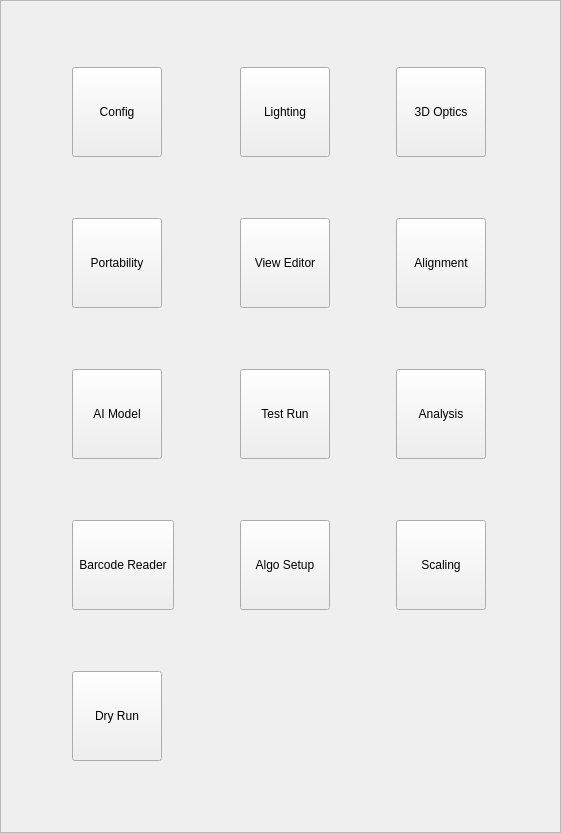
The window that VisionApp/ExtendedMenu.ui (AtlasJ/Pogo) describes before a commit, drawn with Qt 5.
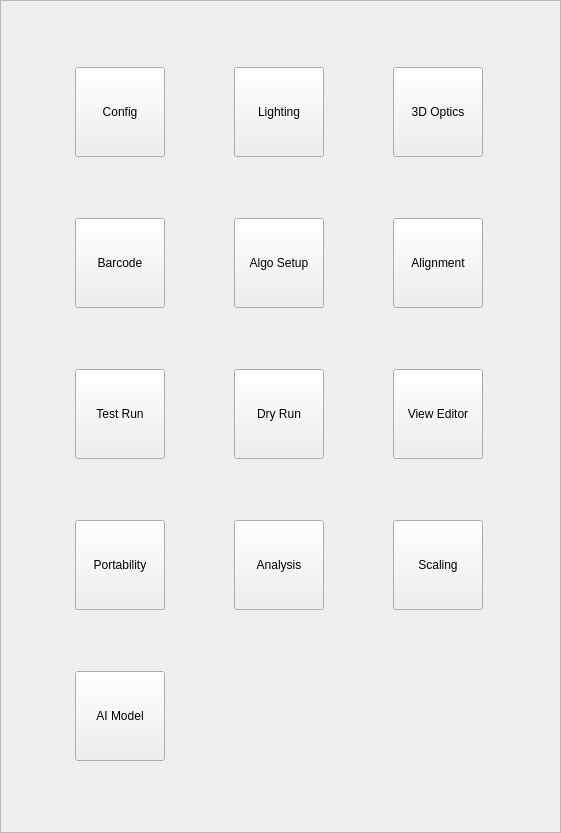
The same window after the commit. Icons and pictures are not drawn.

Commit message: UI: hide Analysis, Portability, Scaling and AI Model in the extended menu

The edit to the form file:
```diff
--- a/VisionApp/ExtendedMenu.ui
+++ b/VisionApp/ExtendedMenu.ui
@@ -688,33 +688,7 @@
           <property name="verticalSpacing">
            <number>6</number>
           </property>
-          <item row="3" column="2">
-           <widget class="QToolButton" name="toolButtonAnalysis">
-            <property name="minimumSize">
-             <size>
-              <width>90</width>
-              <height>90</height>
-             </size>
-            </property>
-            <property name="text">
-             <string>Analysis</string>
-            </property>
-            <property name="icon">
-             <iconset resource="VisionApp.qrc">
-              <normaloff>:/8Icon/Icon/icon8/icons8-analysis-50.png</normaloff>:/8Icon/Icon/icon8/icons8-analysis-50.png</iconset>
-            </property>
-            <property name="iconSize">
-             <size>
-              <width>60</width>
-              <height>60</height>
-             </size>
-            </property>
-            <property name="toolButtonStyle">
-             <enum>Qt::ToolButtonTextUnderIcon</enum>
-            </property>
-           </widget>
-          </item>
-          <item row="2" column="0">
+          <item row="3" column="0">
            <widget class="QToolButton" name="toolButtonPortability">
             <property name="minimumSize">
              <size>
@@ -766,84 +740,6 @@
             </property>
            </widget>
           </item>
-          <item row="2" column="1">
-           <widget class="QToolButton" name="toolButtonZStack">
-            <property name="minimumSize">
-             <size>
-              <width>90</width>
-              <height>90</height>
-             </size>
-            </property>
-            <property name="text">
-             <string>View Editor</string>
-            </property>
-            <property name="icon">
-             <iconset resource="VisionApp.qrc">
-              <normaloff>:/8Icon/Icon/icon8/icons8-copy-50.png</normaloff>:/8Icon/Icon/icon8/icons8-copy-50.png</iconset>
-            </property>
-            <property name="iconSize">
-             <size>
-              <width>60</width>
-              <height>60</height>
-             </size>
-            </property>
-            <property name="toolButtonStyle">
-             <enum>Qt::ToolButtonTextUnderIcon</enum>
-            </property>
-           </widget>
-          </item>
-          <item row="0" column="2">
-           <widget class="QToolButton" name="toolButton3DOptics">
-            <property name="minimumSize">
-             <size>
-              <width>90</width>
-              <height>90</height>
-             </size>
-            </property>
-            <property name="text">
-             <string>3D Optics</string>
-            </property>
-            <property name="icon">
-             <iconset resource="VisionApp.qrc">
-              <normaloff>:/8Icon/Icon/icon8/icons8-teachpoint.png</normaloff>:/8Icon/Icon/icon8/icons8-teachpoint.png</iconset>
-            </property>
-            <property name="iconSize">
-             <size>
-              <width>60</width>
-              <height>60</height>
-             </size>
-            </property>
-            <property name="toolButtonStyle">
-             <enum>Qt::ToolButtonTextUnderIcon</enum>
-            </property>
-           </widget>
-          </item>
-          <item row="3" column="1">
-           <widget class="QToolButton" name="toolButtonTestRun">
-            <property name="minimumSize">
-             <size>
-              <width>90</width>
-              <height>90</height>
-             </size>
-            </property>
-            <property name="text">
-             <string>Test Run</string>
-            </property>
-            <property name="icon">
-             <iconset resource="VisionApp.qrc">
-              <normaloff>:/8Icon/Icon/icon8/icons8-play-button-circled-100-right.png</normaloff>:/8Icon/Icon/icon8/icons8-play-button-circled-100-right.png</iconset>
-            </property>
-            <property name="iconSize">
-             <size>
-              <width>60</width>
-              <height>60</height>
-             </size>
-            </property>
-            <property name="toolButtonStyle">
-             <enum>Qt::ToolButtonTextUnderIcon</enum>
-            </property>
-           </widget>
-          </item>
           <item row="0" column="1">
            <widget class="QToolButton" name="toolButtonLighting">
             <property name="minimumSize">
@@ -870,8 +766,8 @@
             </property>
            </widget>
           </item>
-          <item row="2" column="2">
-           <widget class="QToolButton" name="toolButtonLaser">
+          <item row="0" column="2">
+           <widget class="QToolButton" name="toolButton3DOptics">
             <property name="minimumSize">
              <size>
               <width>90</width>
@@ -879,7 +775,7 @@
              </size>
             </property>
             <property name="text">
-             <string>Alignment</string>
+             <string>3D Optics</string>
             </property>
             <property name="icon">
              <iconset resource="VisionApp.qrc">
@@ -896,7 +792,7 @@
             </property>
            </widget>
           </item>
-          <item row="3" column="0">
+          <item row="4" column="0">
            <widget class="QToolButton" name="toolButtonAIModel">
             <property name="minimumSize">
              <size>
@@ -922,33 +818,7 @@
             </property>
            </widget>
           </item>
-          <item row="4" column="1">
-           <widget class="QToolButton" name="toolButtonAlgoSetup">
-            <property name="minimumSize">
-             <size>
-              <width>90</width>
-              <height>90</height>
-             </size>
-            </property>
-            <property name="text">
-             <string>Algo Setup</string>
-            </property>
-            <property name="icon">
-             <iconset resource="VisionApp.qrc">
-              <normaloff>:/8Icon/Icon/icon8/icons8-analysis-50.png</normaloff>:/8Icon/Icon/icon8/icons8-analysis-50.png</iconset>
-            </property>
-            <property name="iconSize">
-             <size>
-              <width>60</width>
-              <height>60</height>
-             </size>
-            </property>
-            <property name="toolButtonStyle">
-             <enum>Qt::ToolButtonTextUnderIcon</enum>
-            </property>
-           </widget>
-          </item>
-          <item row="4" column="0">
+          <item row="1" column="0">
            <widget class="QToolButton" name="toolButtonBarcodeReader">
             <property name="minimumSize">
              <size>
@@ -957,7 +827,7 @@
              </size>
             </property>
             <property name="text">
-             <string>Barcode Reader</string>
+             <string>Barcode</string>
             </property>
             <property name="icon">
              <iconset resource="VisionApp.qrc">
@@ -974,7 +844,111 @@
             </property>
            </widget>
           </item>
-          <item row="4" column="2">
+          <item row="1" column="1">
+           <widget class="QToolButton" name="toolButtonAlgoSetup">
+            <property name="minimumSize">
+             <size>
+              <width>90</width>
+              <height>90</height>
+             </size>
+            </property>
+            <property name="text">
+             <string>Algo Setup</string>
+            </property>
+            <property name="icon">
+             <iconset resource="VisionApp.qrc">
+              <normaloff>:/8Icon/Icon/icon8/icons8-analysis-50.png</normaloff>:/8Icon/Icon/icon8/icons8-analysis-50.png</iconset>
+            </property>
+            <property name="iconSize">
+             <size>
+              <width>60</width>
+              <height>60</height>
+             </size>
+            </property>
+            <property name="toolButtonStyle">
+             <enum>Qt::ToolButtonTextUnderIcon</enum>
+            </property>
+           </widget>
+          </item>
+          <item row="2" column="1">
+           <widget class="QToolButton" name="toolButtonDryRun">
+            <property name="minimumSize">
+             <size>
+              <width>90</width>
+              <height>90</height>
+             </size>
+            </property>
+            <property name="text">
+             <string>Dry Run</string>
+            </property>
+            <property name="icon">
+             <iconset resource="VisionApp.qrc">
+              <normaloff>:/8Icon/Icon/icon8/icons8-play-button-circled-100-right.png</normaloff>:/8Icon/Icon/icon8/icons8-play-button-circled-100-right.png</iconset>
+            </property>
+            <property name="iconSize">
+             <size>
+              <width>60</width>
+              <height>60</height>
+             </size>
+            </property>
+            <property name="toolButtonStyle">
+             <enum>Qt::ToolButtonTextUnderIcon</enum>
+            </property>
+           </widget>
+          </item>
+          <item row="2" column="0">
+           <widget class="QToolButton" name="toolButtonTestRun">
+            <property name="minimumSize">
+             <size>
+              <width>90</width>
+              <height>90</height>
+             </size>
+            </property>
+            <property name="text">
+             <string>Test Run</string>
+            </property>
+            <property name="icon">
+             <iconset resource="VisionApp.qrc">
+              <normaloff>:/8Icon/Icon/icon8/icons8-play-button-circled-100-right.png</normaloff>:/8Icon/Icon/icon8/icons8-play-button-circled-100-right.png</iconset>
+            </property>
+            <property name="iconSize">
+             <size>
+              <width>60</width>
+              <height>60</height>
+             </size>
+            </property>
+            <property name="toolButtonStyle">
+             <enum>Qt::ToolButtonTextUnderIcon</enum>
+            </property>
+           </widget>
+          </item>
+          <item row="1" column="2">
+           <widget class="QToolButton" name="toolButtonLaser">
+            <property name="minimumSize">
+             <size>
+              <width>90</width>
+              <height>90</height>
+             </size>
+            </property>
+            <property name="text">
+             <string>Alignment</string>
+            </property>
+            <property name="icon">
+             <iconset resource="VisionApp.qrc">
+              <normaloff>:/8Icon/Icon/icon8/icon-Make3d-04.png</normaloff>:/8Icon/Icon/icon8/icon-Make3d-04.png</iconset>
+            </property>
+            <property name="iconSize">
+             <size>
+              <width>60</width>
+              <height>60</height>
+             </size>
+            </property>
+            <property name="toolButtonStyle">
+             <enum>Qt::ToolButtonTextUnderIcon</enum>
+            </property>
+           </widget>
+          </item>
+          <item row="3" column="2">
            <widget class="QToolButton" name="toolButtonScaling">
             <property name="minimumSize">
              <size>
@@ -1000,8 +974,8 @@
             </property>
            </widget>
           </item>
-          <item row="5" column="0">
-           <widget class="QToolButton" name="toolButtonDryRun">
+          <item row="2" column="2">
+           <widget class="QToolButton" name="toolButtonZStack">
             <property name="minimumSize">
              <size>
               <width>90</width>
@@ -1009,11 +983,37 @@
              </size>
             </property>
             <property name="text">
-             <string>Dry Run</string>
+             <string>View Editor</string>
             </property>
             <property name="icon">
              <iconset resource="VisionApp.qrc">
-              <normaloff>:/8Icon/Icon/icon8/icons8-play-button-circled-100-right.png</normaloff>:/8Icon/Icon/icon8/icons8-play-button-circled-100-right.png</iconset>
+              <normaloff>:/8Icon/Icon/icon8/icons8-copy-50.png</normaloff>:/8Icon/Icon/icon8/icons8-copy-50.png</iconset>
+            </property>
+            <property name="iconSize">
+             <size>
+              <width>60</width>
+              <height>60</height>
+             </size>
+            </property>
+            <property name="toolButtonStyle">
+             <enum>Qt::ToolButtonTextUnderIcon</enum>
+            </property>
+           </widget>
+          </item>
+          <item row="3" column="1">
+           <widget class="QToolButton" name="toolButtonAnalysis">
+            <property name="minimumSize">
+             <size>
+              <width>90</width>
+              <height>90</height>
+             </size>
+            </property>
+            <property name="text">
+             <string>Analysis</string>
+            </property>
+            <property name="icon">
+             <iconset resource="VisionApp.qrc">
+              <normaloff>:/8Icon/Icon/icon8/icons8-analysis-50.png</normaloff>:/8Icon/Icon/icon8/icons8-analysis-50.png</iconset>
             </property>
             <property name="iconSize">
              <size>
```
Left out of the diff: 6 changed lines with no effect on the pictures. The commit also changes 1 other file.
